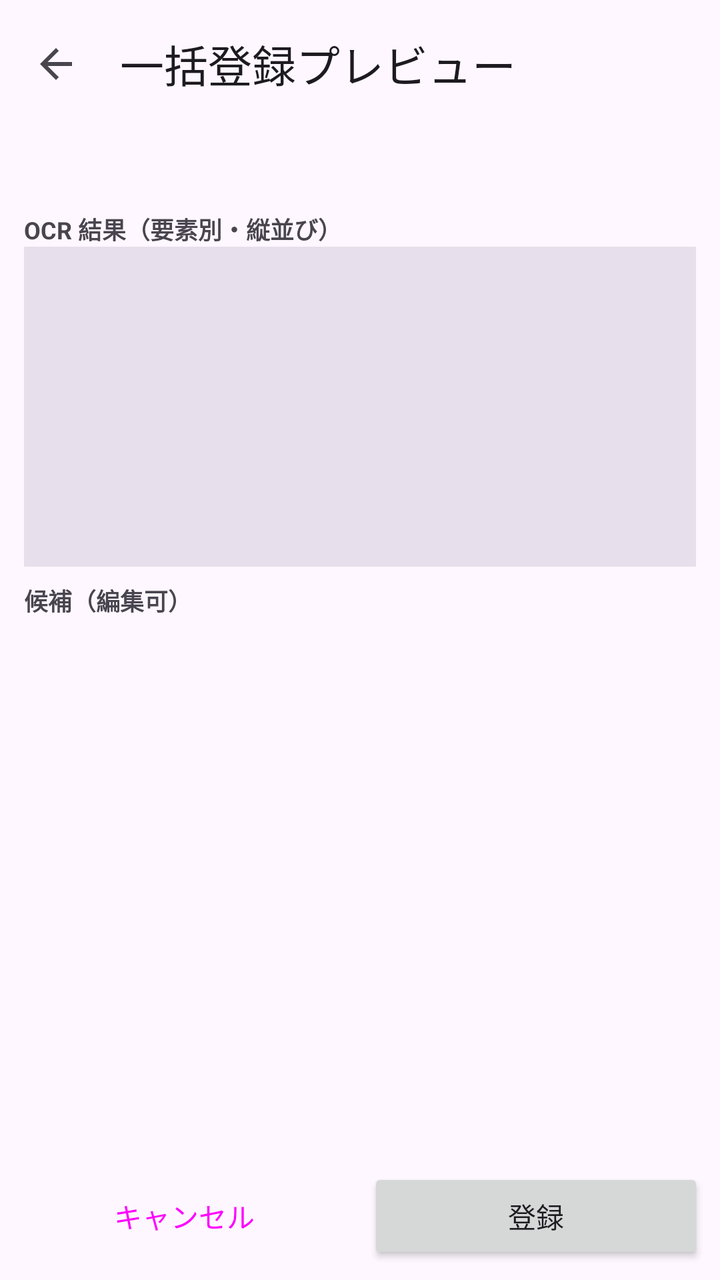
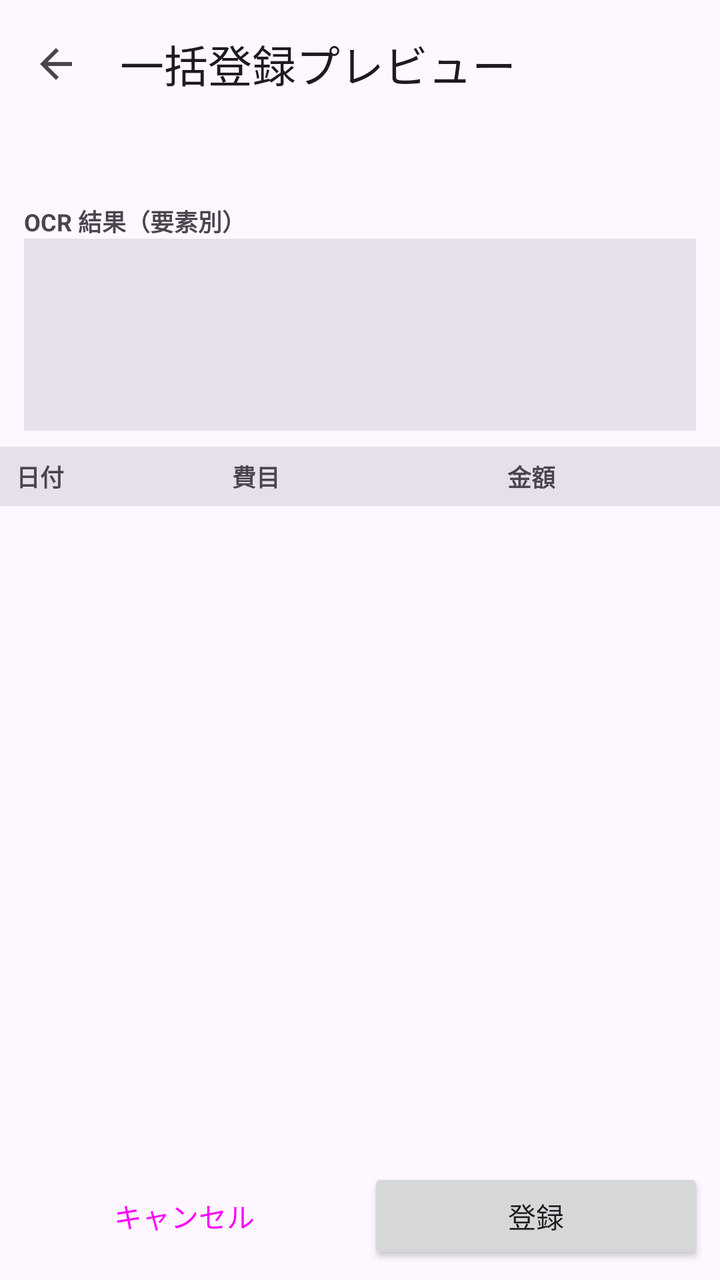

Before-and-after screenshots of an Android layout around one commit, followed by the original layout XML and the change that was made.
<!-- AndroidManifest.xml: application theme Theme.budget -->
<!-- res/layout/activity_import_preview.xml -->
<?xml version="1.0" encoding="utf-8"?>
<androidx.coordinatorlayout.widget.CoordinatorLayout
    xmlns:android="http://schemas.android.com/apk/res/android"
    xmlns:app="http://schemas.android.com/apk/res-auto"
    android:layout_width="match_parent"
    android:layout_height="match_parent">

    <com.google.android.material.appbar.AppBarLayout
        android:layout_width="match_parent"
        android:layout_height="wrap_content">

        <com.google.android.material.appbar.MaterialToolbar
            android:id="@+id/toolbar"
            android:layout_width="match_parent"
            android:layout_height="?attr/actionBarSize"
            app:navigationIcon="?attr/homeAsUpIndicator"
            app:title="一括登録プレビュー" />
    </com.google.android.material.appbar.AppBarLayout>

    <LinearLayout
        android:layout_width="match_parent"
        android:layout_height="match_parent"
        android:orientation="vertical"
        app:layout_behavior="@string/appbar_scrolling_view_behavior">

        <ProgressBar
            android:id="@+id/progress"
            style="?android:attr/progressBarStyleHorizontal"
            android:layout_width="match_parent"
            android:layout_height="wrap_content"
            android:indeterminate="true"
            android:visibility="gone" />

        <TextView
            android:id="@+id/status"
            android:layout_width="match_parent"
            android:layout_height="wrap_content"
            android:padding="12dp"
            android:textSize="13sp" />

        <TextView
            android:layout_width="wrap_content"
            android:layout_height="wrap_content"
            android:layout_marginStart="12dp"
            android:text="OCR 結果（要素別・縦並び）"
            android:textStyle="bold"
            android:textSize="12sp" />

        <ScrollView
            android:layout_width="match_parent"
            android:layout_height="160dp"
            android:layout_marginStart="12dp"
            android:layout_marginEnd="12dp"
            android:background="?attr/colorSurfaceVariant">

            <TextView
                android:id="@+id/ocr_text"
                android:layout_width="match_parent"
                android:layout_height="wrap_content"
                android:padding="8dp"
                android:textSize="11sp"
                android:fontFamily="monospace"
                android:textIsSelectable="true" />
        </ScrollView>

        <TextView
            android:layout_width="wrap_content"
            android:layout_height="wrap_content"
            android:layout_marginStart="12dp"
            android:layout_marginTop="8dp"
            android:text="候補（編集可）"
            android:textStyle="bold"
            android:textSize="12sp" />

        <androidx.recyclerview.widget.RecyclerView
            android:id="@+id/recycler"
            android:layout_width="match_parent"
            android:layout_height="0dp"
            android:layout_weight="1"
            android:scrollbars="vertical" />

        <LinearLayout
            android:layout_width="match_parent"
            android:layout_height="wrap_content"
            android:orientation="horizontal"
            android:padding="8dp">

            <Button
                android:id="@+id/btn_cancel"
                style="?attr/materialButtonOutlinedStyle"
                android:layout_width="0dp"
                android:layout_height="wrap_content"
                android:layout_weight="1"
                android:layout_marginEnd="8dp"
                android:text="キャンセル" />

            <Button
                android:id="@+id/btn_register"
                android:layout_width="0dp"
                android:layout_height="wrap_content"
                android:layout_weight="1"
                android:text="登録" />
        </LinearLayout>
    </LinearLayout>

</androidx.coordinatorlayout.widget.CoordinatorLayout>
<!-- resources referenced by this layout -->
<resources>
  <style name="Theme.budget" parent="Theme.Material3.DayNight.NoActionBar">
          <item name="android:statusBarColor">?attr/colorPrimary</item>
      </style>
</resources>

<!-- the commit's change to res/layout/activity_import_preview.xml (unified diff, before → after) -->
@@ -35,20 +35,20 @@
             android:id="@+id/status"
             android:layout_width="match_parent"
             android:layout_height="wrap_content"
-            android:padding="12dp"
+            android:padding="10dp"
             android:textSize="13sp" />
 
         <TextView
             android:layout_width="wrap_content"
             android:layout_height="wrap_content"
             android:layout_marginStart="12dp"
-            android:text="OCR 結果（要素別・縦並び）"
-            android:textStyle="bold"
-            android:textSize="12sp" />
+            android:text="OCR 結果（要素別）"
+            android:textSize="12sp"
+            android:textStyle="bold" />
 
         <ScrollView
             android:layout_width="match_parent"
-            android:layout_height="160dp"
+            android:layout_height="96dp"
             android:layout_marginStart="12dp"
             android:layout_marginEnd="12dp"
             android:background="?attr/colorSurfaceVariant">
@@ -57,27 +57,85 @@
                 android:id="@+id/ocr_text"
                 android:layout_width="match_parent"
                 android:layout_height="wrap_content"
+                android:fontFamily="monospace"
                 android:padding="8dp"
-                android:textSize="11sp"
-                android:fontFamily="monospace"
-                android:textIsSelectable="true" />
+                android:textIsSelectable="true"
+                android:textSize="11sp" />
         </ScrollView>
 
-        <TextView
-            android:layout_width="wrap_content"
+        
+        <LinearLayout
+            android:layout_width="match_parent"
             android:layout_height="wrap_content"
-            android:layout_marginStart="12dp"
             android:layout_marginTop="8dp"
-            android:text="候補（編集可）"
-            android:textStyle="bold"
-            android:textSize="12sp" />
+            android:background="?attr/colorSurfaceVariant"
+            android:baselineAligned="false"
+            android:orientation="horizontal"
+            android:paddingStart="8dp"
+            android:paddingEnd="8dp"
+            android:paddingTop="6dp"
+            android:paddingBottom="6dp">
 
-        <androidx.recyclerview.widget.RecyclerView
-            android:id="@+id/recycler"
+            <TextView
+                android:layout_width="0dp"
+                android:layout_height="wrap_content"
+                android:layout_weight="1.1"
+                android:text="日付"
+                android:textSize="12sp"
+                android:textStyle="bold" />
+
+            <TextView
+                android:layout_width="0dp"
+                android:layout_height="wrap_content"
+                android:layout_weight="1.4"
+                android:text="費目"
+                android:textSize="12sp"
+                android:textStyle="bold" />
+
+            <TextView
+                android:layout_width="0dp"
+                android:layout_height="wrap_content"
+                android:layout_weight="1.0"
+                android:text="金額"
+                android:textSize="12sp"
+                android:textStyle="bold" />
+        </LinearLayout>
+
+        <ScrollView
             android:layout_width="match_parent"
             android:layout_height="0dp"
-            android:layout_weight="1"
-            android:scrollbars="vertical" />
+            android:layout_weight="1">
+
+            <LinearLayout
+                android:layout_width="match_parent"
+                android:layout_height="wrap_content"
+                android:baselineAligned="false"
+                android:orientation="horizontal"
+                android:paddingStart="4dp"
+                android:paddingEnd="4dp">
+
+                <LinearLayout
+                    android:id="@+id/col_date"
+                    android:layout_width="0dp"
+                    android:layout_height="wrap_content"
+                    android:layout_weight="1.1"
+                    android:orientation="vertical" />
+
+                <LinearLayout
+                    android:id="@+id/col_item"
+                    android:layout_width="0dp"
+                    android:layout_height="wrap_content"
+                    android:layout_weight="1.4"
+                    android:orientation="vertical" />
+
+                <LinearLayout
+                    android:id="@+id/col_amount"
+                    android:layout_width="0dp"
+                    android:layout_height="wrap_content"
+                    android:layout_weight="1.0"
+                    android:orientation="vertical" />
+            </LinearLayout>
+        </ScrollView>
 
         <LinearLayout
             android:layout_width="match_parent"
